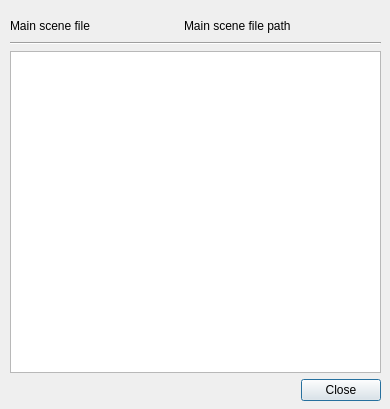
First picture: the form in poc/golemPy/examples/gnr/ui/ShowTaskResourcesDialog.ui, repository golemfactory/clay, before the edit.
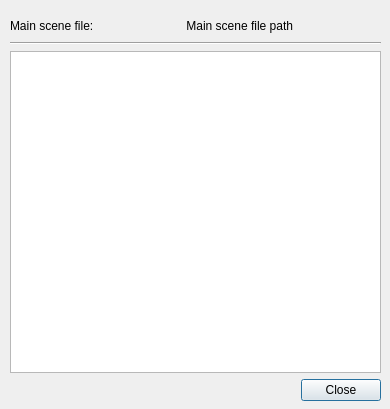
Second picture: the form after the edit.

Commit message: -wizualne poprowaki.

Diff of the .ui file:
```diff
--- a/poc/golemPy/examples/gnr/ui/ShowTaskResourcesDialog.ui
+++ b/poc/golemPy/examples/gnr/ui/ShowTaskResourcesDialog.ui
@@ -36,8 +36,17 @@
       </property>
       <item>
        <widget class="QLabel" name="label">
+        <property name="frameShape">
+         <enum>QFrame::NoFrame</enum>
+        </property>
+        <property name="frameShadow">
+         <enum>QFrame::Plain</enum>
+        </property>
         <property name="text">
-         <string>Main scene file </string>
+         <string>Main scene file: </string>
+        </property>
+        <property name="textFormat">
+         <enum>Qt::PlainText</enum>
         </property>
        </widget>
       </item>
@@ -56,9 +65,18 @@
       </item>
       <item>
        <widget class="QLabel" name="mainSceneFileLabel">
+        <property name="frameShape">
+         <enum>QFrame::NoFrame</enum>
+        </property>
+        <property name="frameShadow">
+         <enum>QFrame::Plain</enum>
+        </property>
         <property name="text">
          <string>Main scene file path</string>
         </property>
+        <property name="alignment">
+         <set>Qt::AlignRight|Qt::AlignTrailing|Qt::AlignVCenter</set>
+        </property>
        </widget>
       </item>
       <item>
```
